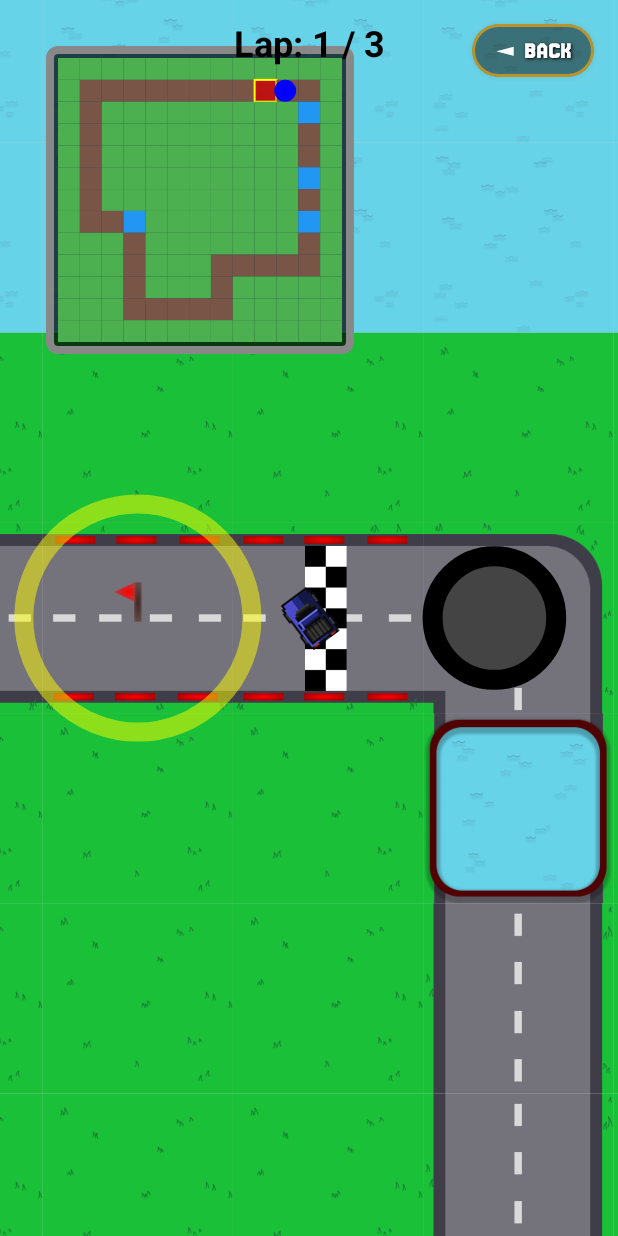
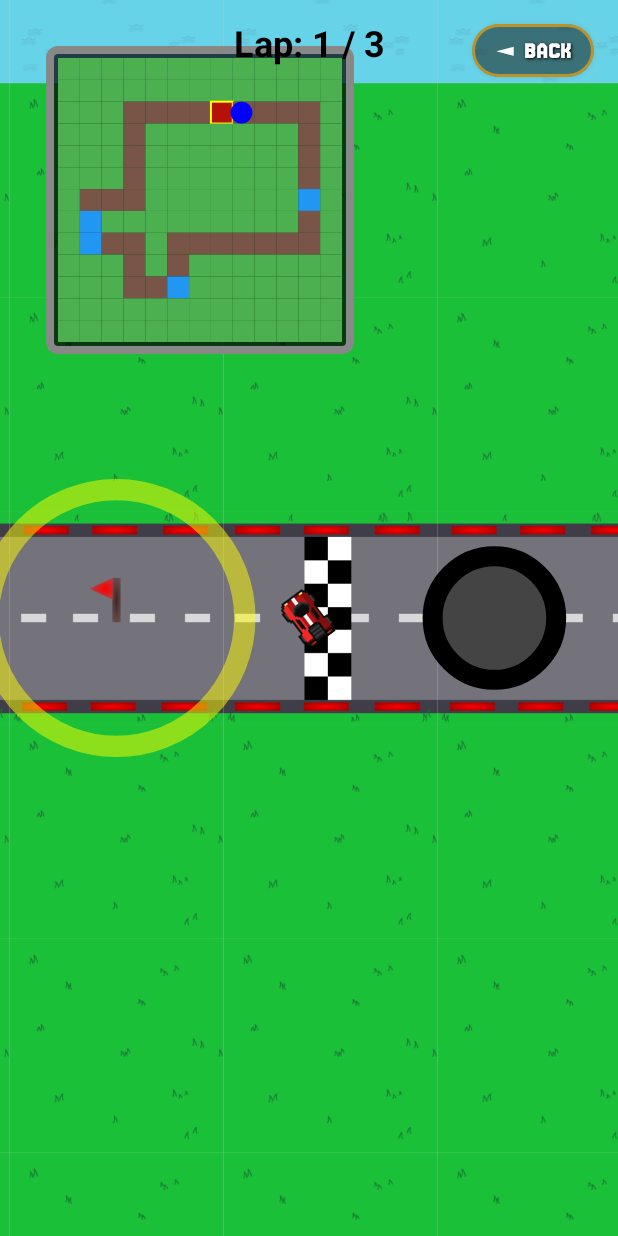
Before and after one commit to antllcon/racing, an Android app built with Jetpack Compose: the screen it shows after launch (MainActivity), after a tap on "TRAINING", on a phone screen of 412 x 824 dp. Run offline under Robolectric (Android 15) with nearby library versions, the phone set to English and light mode, and no system bars; pictures from the network do not load.

Commit message:
Попытка исправить карту (вроде норм)

```diff
--- a/app/src/main/java/com/mobility/race/domain/GameCamera.kt
+++ b/app/src/main/java/com/mobility/race/domain/GameCamera.kt
@@ -12,7 +12,7 @@ data class GameCamera(
 ) {
     companion object {
         private const val BASE_SMOOTHNESS = 0.1f
-        private const val FIXED_ZOOM = 4f
+        private const val FIXED_ZOOM = 4.5f
         private const val FPS_NORMALIZATION = 60f
         private const val LOOK_AHEAD_FACTOR = 0.25f
     }
--- a/app/src/main/java/com/mobility/race/domain/GameMap.kt
+++ b/app/src/main/java/com/mobility/race/domain/GameMap.kt
@@ -113,15 +113,24 @@ class GameMap(
 
             while (generatedRooms < roomCount && attempts < maxAttempts) {
                 val x: Int = (Random.nextInt(until = (width - 2) / 2 + 1) * 2) + 1
-                val y: Int = (Random.nextInt(until = (height - 2) / 2 + 1) * 2) + 1
+                val y: Int = (Random.nextInt(until = (height - 2) / 2 + 1) * 2)
 
                 if (x >= 1 && x < width - 1 && y >= 1 && y < height - 1) {
-                    if (grid[y][x] == 0) {
+                    val centerX = width / 2
+                    val centerY = height / 2
+
+                    val minX = centerX - 1
+                    val maxX = centerX + 1
+                    val minY = centerY - 1
+                    val maxY = centerY + 1
+
+                    val notInCenter = !(x in minX..maxX && y in minY..maxY)
+
+                    if (grid[y][x] == 0 && notInCenter) {
                         grid[y][x] = 1
                         generatedRooms++
                     }
                 }
-                attempts++
             }
         }
 
@@ -336,7 +345,11 @@ class GameMap(
             }
 
             if (candidateCells.isNotEmpty()) {
-                val (chosenPosition, chosenDirection) = candidateCells.random()
+                println("В текущей итерации - генерация:")
+                for (i in 0 until candidateCells.size) {
+                    println(candidateCells[i])
+                }
+                val (chosenPosition, chosenDirection) = candidateCells[4]
                 if (chosenDirection == StartDirection.HORIZONTAL) {
                     grid[chosenPosition.y.toInt()][chosenPosition.x.toInt()] = 112
                 } else {
--- a/app/src/main/java/com/mobility/race/ui/drawUtils/DrawPlayerComponent.kt
+++ b/app/src/main/java/com/mobility/race/ui/drawUtils/DrawPlayerComponent.kt
@@ -12,8 +12,6 @@ import com.mobility.race.domain.Car
 import com.mobility.race.presentation.multiplayer.MultiplayerGameState
 import kotlin.math.PI
 
-// TODO: можно сделать абстрактный класс GameState и получать state players (1 или много)
-// TODO: но в целом пофиг, до защиты неделя
 fun DrawScope.drawCars(state: MultiplayerGameState, bitmaps: Map<String, ImageBitmap>) {
     state.players.forEach { player ->
         if (!player.isFinished) {
@@ -32,8 +30,8 @@ fun DrawScope.drawCars(state: MultiplayerGameState, bitmaps: Map<String, ImageBi
                         ) / 2
                     ),
                     Size(
-                        Car.LENGTH * state.gameCamera.getScaledCellSize(state.gameMap.size),
-                        Car.WIDTH * state.gameCamera.getScaledCellSize(state.gameMap.size)
+                        Car.LENGTH * state.gameCamera.getScaledCellSize(state.gameMap.size) * 1.3f,
+                        Car.WIDTH * state.gameCamera.getScaledCellSize(state.gameMap.size) * 1.3f
                     )
                 )
             }
```
